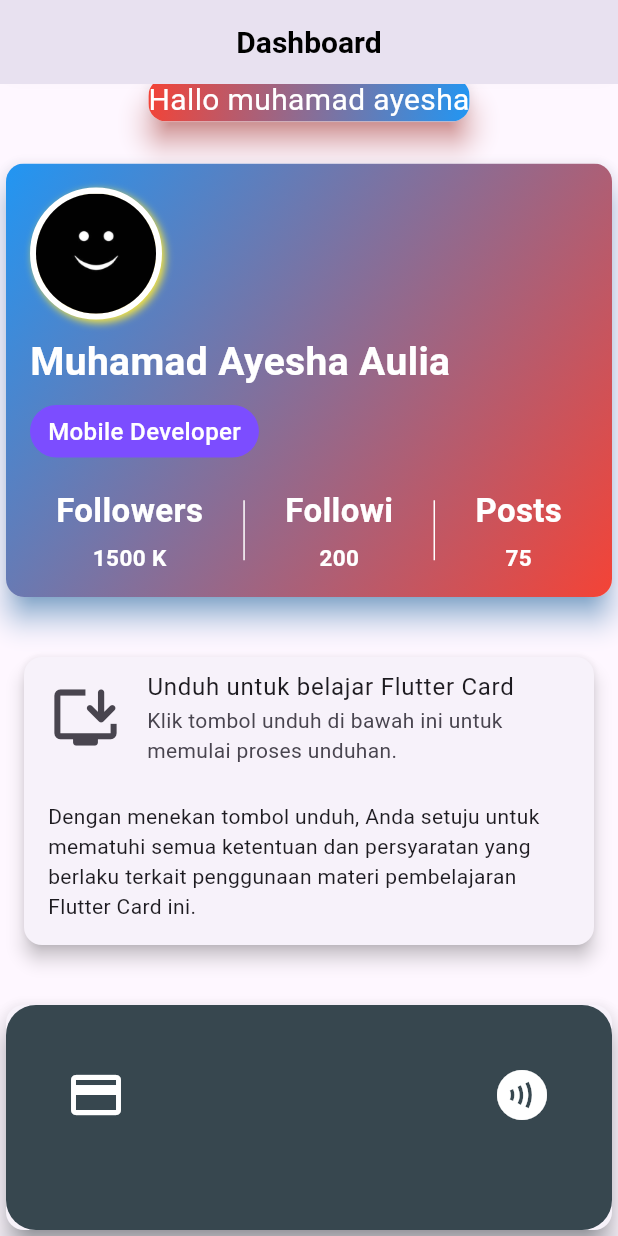
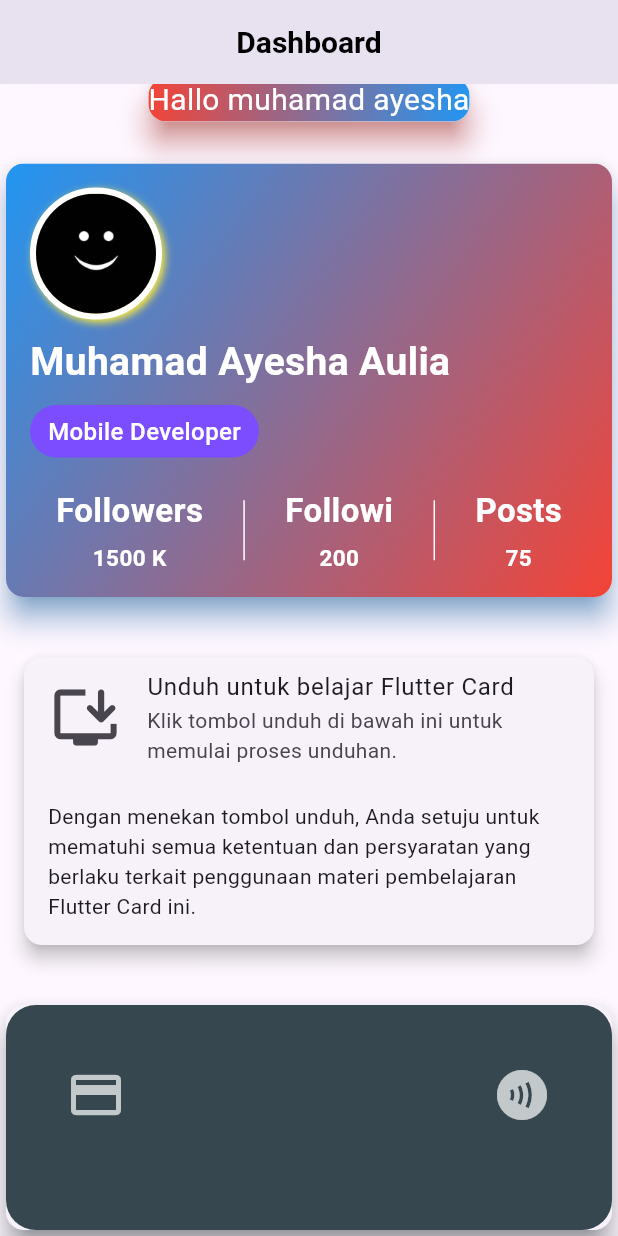
Before and after one commit to muhamadayeshaaulia/week_8_card, a Flutter app: the screen it shows after launch, scrolled down 353 dp, on a phone screen of 412 x 824 dp. Run offline on Flutter 3.47's test engine with Material 3 defaults, Android fonts, the light colour scheme and no system bars.

Commit message:
merubah warna icon agar sedikit gelap warma putihnya

```diff
--- a/lib/latihan_card.dart
+++ b/lib/latihan_card.dart
@@ -292,8 +292,8 @@ class MycardNight extends StatelessWidget {
                     Row(
                       mainAxisAlignment: MainAxisAlignment.spaceBetween,
                       children: [
-                        Icon(Icons.credit_card, color: Colors.white, size: 40),
-                        Icon(Icons.contactless, color: Colors.white, size: 40),
+                        Icon(Icons.credit_card, color: Colors.white70, size: 40),
+                        Icon(Icons.contactless, color: Colors.white70, size: 40),
                       ],
                     ),
                   ],
```
